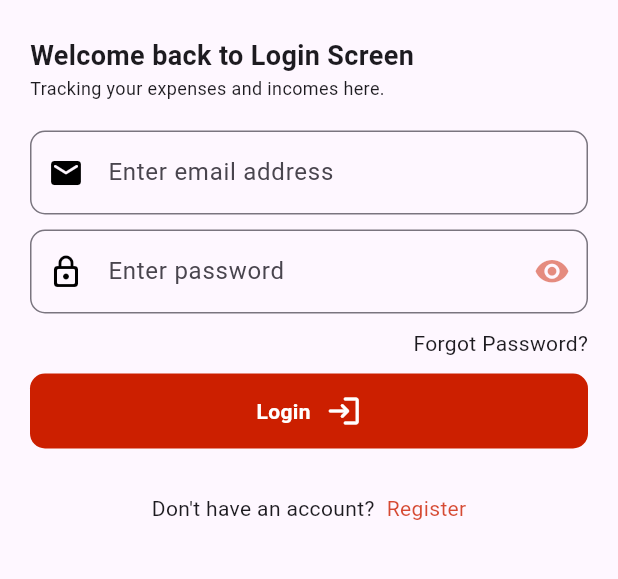
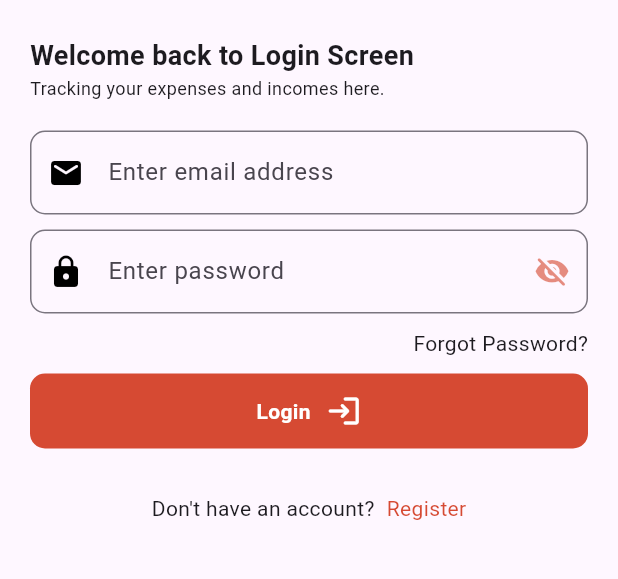
Before and after one commit to DiseirangCHHEUN/expense_tracker_ass, a Flutter app: the screen it shows after launch, on a phone screen of 412 x 824 dp, the part 306-885 px from its top. Run offline on Flutter 3.47's test engine with Material 3 defaults, Android fonts, the phone set to English and light mode, and no system bars; our stand-ins replace get, google_fonts, hive, hive_flutter, icons_plus, image_picker; missing offline and left inert: curved_navigation_bar_with_label; accounts and stored records are empty.

Commit message:
update auth controller and fix error with visibility method

```diff
--- a/lib/my_app.dart
+++ b/lib/my_app.dart
@@ -1,6 +1,6 @@
 import 'package:expense_tracker/translation/app_translation.dart';
 import 'package:expense_tracker/views/dashboard/binding/dashboard_binding.dart';
-import 'package:expense_tracker/views/login/login_view.dart';
+import 'package:expense_tracker/views/auth/login/login_view.dart';
 import 'package:expense_tracker/views/setting/controller/setting_controller.dart';
 import 'package:flutter/material.dart';
 import 'package:get/get.dart';
--- a/lib/views/auth/controller/auth_controller.dart
+++ b/lib/views/auth/controller/auth_controller.dart
@@ -1,3 +1,5 @@
+// ignore_for_file: avoid_print
+
 import 'dart:io';
 
 import 'package:flutter/material.dart';
@@ -5,11 +7,23 @@ import 'package:get/get.dart';
 import 'package:image_picker/image_picker.dart';
 
 class AuthController extends GetxController {
-  final TextEditingController emailController = TextEditingController();
-  final TextEditingController pwdController = TextEditingController();
-  RxBool isPwdVisibility = true.obs;
+  // text editing controller for login page
+  final TextEditingController emailLoginController = TextEditingController();
+  final TextEditingController pwdLoginController = TextEditingController();
+
+  // text editing controller for signup page
+  final TextEditingController usernameSignupController =
+      TextEditingController();
+  final TextEditingController emailSignupController = TextEditingController();
+  final TextEditingController phoneSignupController = TextEditingController();
+  final TextEditingController pwdSignupController = TextEditingController();
+  final TextEditingController cPwdSignupController = TextEditingController();
+
+  bool isPwdVisibility = true;
   void toggleShowPwd() {
-    isPwdVisibility.value = !isPwdVisibility.value;
+    isPwdVisibility = !isPwdVisibility;
+    print(isPwdVisibility);
+    update();
   }
 
   // For pick image or take a photo
--- a/lib/views/auth/login/login_view.dart
+++ b/lib/views/auth/login/login_view.dart
@@ -45,25 +45,29 @@ class LoginView extends GetView<AuthController> {
               buildLoginTextField(
                   hint: 'Enter email address',
                   obscure: false,
-                  controller: _authController.emailController,
+                  controller: _authController.emailLoginController,
                   keyboardType: TextInputType.emailAddress,
                   prefixIcon: const Icon(Icons.email_rounded),
                   suffixIcon: const SizedBox()),
               const SizedBox(height: AppSizes.p10),
-              Obx(
-                () => buildLoginTextField(
+              GetBuilder<AuthController>(
+                builder: (context) {
+                  return buildLoginTextField(
                     hint: 'Enter password',
-                  obscure: _authController.isPwdVisibility.value,
-                  controller: _authController.pwdController,
+                    obscure: _authController.isPwdVisibility,
+                    controller: _authController.pwdLoginController,
                     keyboardType: TextInputType.visiblePassword,
                     prefixIcon: const Icon(Icons.lock),
                     suffixIcon: GestureDetector(
                       onTap: _authController.toggleShowPwd,
-                    child: Icon(_authController.isPwdVisibility.value
-                        ? Icons.visibility_rounded
-                        : Icons.visibility_off_rounded),
+                      child: Icon(
+                        _authController.isPwdVisibility
+                            ? Icons.visibility_off_rounded
+                            : Icons.visibility_rounded,
                       ),
                     ),
+                  );
+                },
               ),
               const SizedBox(height: AppSizes.p10),
               const Row(
--- a/lib/views/category/category_view.dart
+++ b/lib/views/category/category_view.dart
@@ -18,7 +18,7 @@ class CategoryView extends GetView<CategoryController> {
           icon: const Icon(Icons.add),
           onPressed: () {
             Get.to(
-              () => AddCategoryView(),
+              () => const AddCategoryView(),
               transition: Transition.rightToLeft,
               duration: const Duration(milliseconds: 300),
             );
--- a/lib/views/home/widgets/home_header.dart
+++ b/lib/views/home/widgets/home_header.dart
@@ -1,5 +1,6 @@
 import 'package:flutter/material.dart';
 import 'package:get/get.dart';
+
 import '../../../constants/app_size.dart';
 import '../../../constants/color_constant.dart';
 import '../../../constants/style_constant.dart';
--- a/lib/views/setting/controller/setting_controller.dart
+++ b/lib/views/setting/controller/setting_controller.dart
@@ -1,3 +1,5 @@
+// ignore_for_file: avoid_print
+
 import 'package:flutter/material.dart';
 import 'package:get/get.dart';
 import 'package:hive/hive.dart';
```
Also changed, not shown: lib/views/auth/signup/binding/signup_binding.dart (added, +9 -0 lines), lib/views/auth/signup/signup_view.dart (+9 -8 lines), lib/views/category/add_category/add_category.dart (+9 -9 lines), 2 other files. Lines whose indentation alone changed are shown as unchanged.
